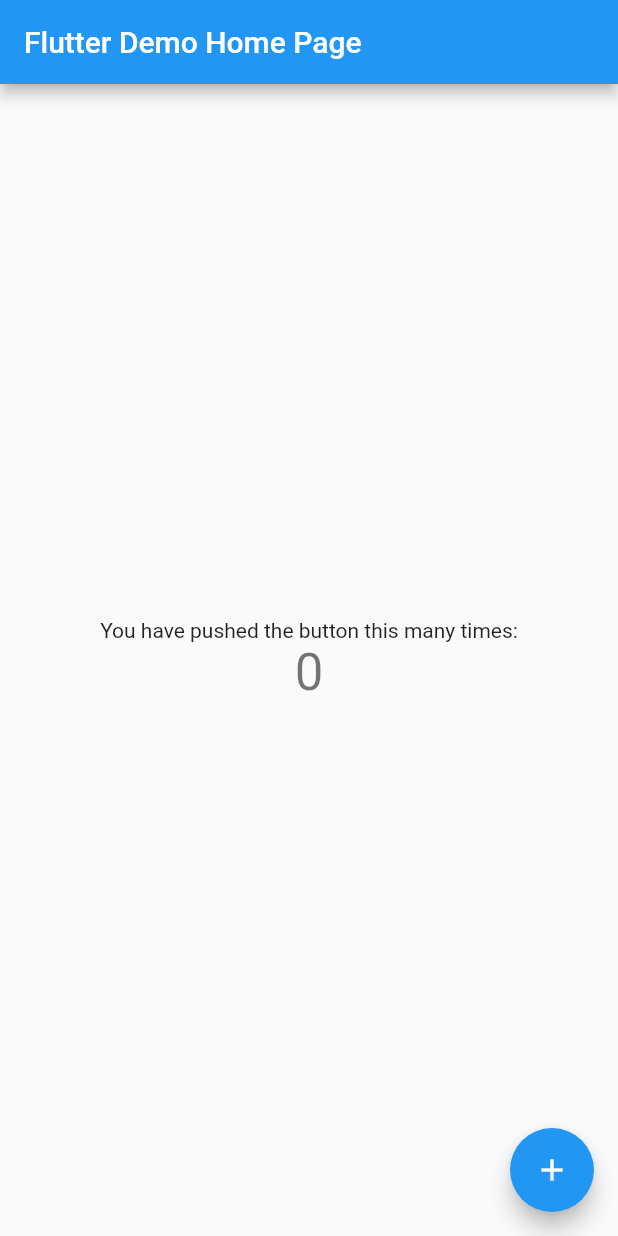
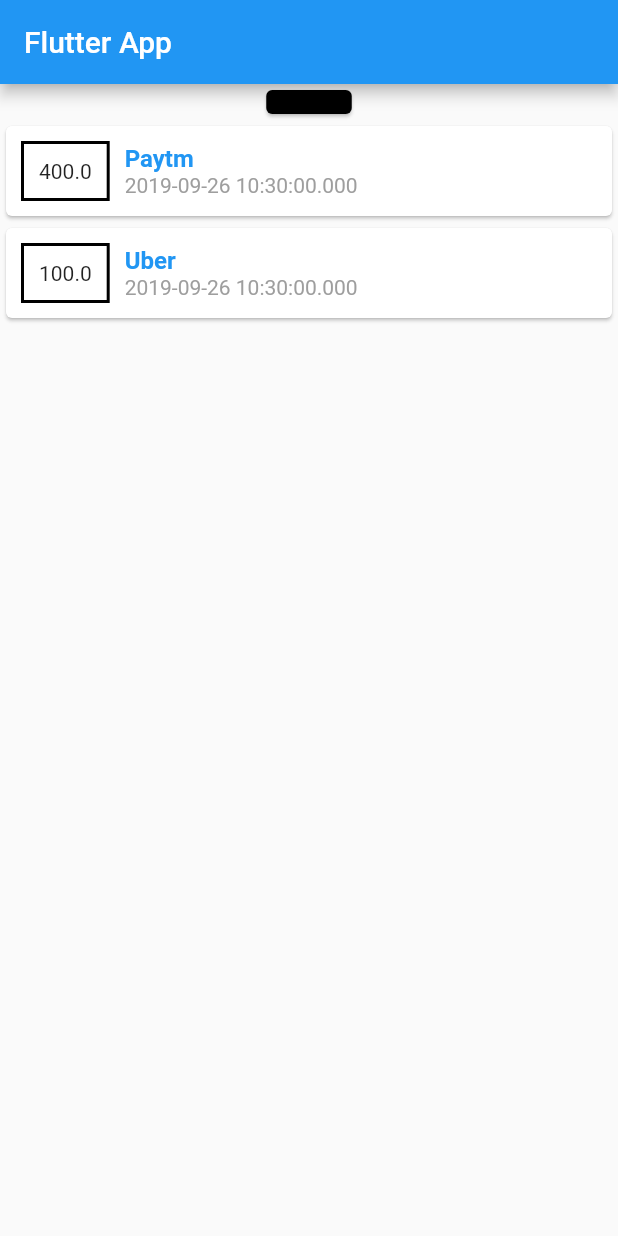
Before and after one commit to p-raj/flutter_expense_planner, a Flutter app: the screen it shows after launch, on a phone screen of 412 x 824 dp. Run offline on Flutter 3.47's test engine with Material 2 defaults, Android fonts, the phone set to English and light mode, and no system bars.

Commit message:
baseic setup for the app

```diff
--- a/lib/main.dart
+++ b/lib/main.dart
@@ -1,4 +1,7 @@
 import 'package:flutter/material.dart';
+
+import './transaction.dart';
+import './transaction_card.dart';
 
 void main() => runApp(MyApp());
 
@@ -9,103 +12,41 @@ class MyApp extends StatelessWidget {
     return MaterialApp(
       title: 'Flutter Demo',
       theme: ThemeData(
-        // This is the theme of your application.
-        //
-        // Try running your application with "flutter run". You'll see the
-        // application has a blue toolbar. Then, without quitting the app, try
-        // changing the primarySwatch below to Colors.green and then invoke
-        // "hot reload" (press "r" in the console where you ran "flutter run",
-        // or simply save your changes to "hot reload" in a Flutter IDE).
-        // Notice that the counter didn't reset back to zero; the application
-        // is not restarted.
         primarySwatch: Colors.blue,
       ),
-      home: MyHomePage(title: 'Flutter Demo Home Page'),
+      home: MyHomePage(),
     );
   }
 }
 
-class MyHomePage extends StatefulWidget {
-  MyHomePage({Key key, this.title}) : super(key: key);
+class MyHomePage extends StatelessWidget {
+  final List<Transaction> txn = [
+    Transaction(id: '1', title: 'Paytm', amount: 400.0, date: DateTime.now()),
+    Transaction(id: '2', title: 'Uber', amount: 100.0, date: DateTime.now()),
+  ];
 
-  // This widget is the home page of your application. It is stateful, meaning
-  // that it has a State object (defined below) that contains fields that affect
-  // how it looks.
-
-  // This class is the configuration for the state. It holds the values (in this
-  // case the title) provided by the parent (in this case the App widget) and
-  // used by the build method of the State. Fields in a Widget subclass are
-  // always marked "final".
-
-  final String title;
-
-  @override
-  _MyHomePageState createState() => _MyHomePageState();
-}
-
-class _MyHomePageState extends State<MyHomePage> {
-  int _counter = 0;
-
-  void _incrementCounter() {
-    setState(() {
-      // This call to setState tells the Flutter framework that something has
-      // changed in this State, which causes it to rerun the build method below
-      // so that the display can reflect the updated values. If we changed
-      // _counter without calling setState(), then the build method would not be
-      // called again, and so nothing would appear to happen.
-      _counter++;
-    });
-  }
-
-  @override
   Widget build(BuildContext context) {
-    // This method is rerun every time setState is called, for instance as done
-    // by the _incrementCounter method above.
-    //
-    // The Flutter framework has been optimized to make rerunning build methods
-    // fast, so that you can just rebuild anything that needs updating rather
-    // than having to individually change instances of widgets.
     return Scaffold(
       appBar: AppBar(
-        // Here we take the value from the MyHomePage object that was created by
-        // the App.build method, and use it to set our appbar title.
-        title: Text(widget.title),
+        title: Text('Flutter App'),
       ),
       body: Center(
-        // Center is a layout widget. It takes a single child and positions it
-        // in the middle of the parent.
         child: Column(
-          // Column is also a layout widget. It takes a list of children and
-          // arranges them vertically. By default, it sizes itself to fit its
-          // children horizontally, and tries to be as tall as its parent.
-          //
-          // Invoke "debug painting" (press "p" in the console, choose the
-          // "Toggle Debug Paint" action from the Flutter Inspector in Android
-          // Studio, or the "Toggle Debug Paint" command in Visual Studio Code)
-          // to see the wireframe for each widget.
-          //
-          // Column has various properties to control how it sizes itself and
-          // how it positions its children. Here we use mainAxisAlignment to
-          // center the children vertically; the main axis here is the vertical
-          // axis because Columns are vertical (the cross axis would be
-          // horizontal).
-          mainAxisAlignment: MainAxisAlignment.center,
           children: <Widget>[
-            Text(
-              'You have pushed the button this many times:',
-            ),
-            Text(
-              '$_counter',
-              style: Theme.of(context).textTheme.display1,
-            ),
+            Container(
+
+                child: Card(
+              color: Colors.black,
+              child: Text('List of Tx'),
+            )),
+            Column(
+                children: txn.map((tx) {
+              return TransactionCard(
+                  title: tx.title, amount: tx.amount, date: tx.date);
+            }).toList()),
           ],
         ),
       ),
-      floatingActionButton: FloatingActionButton(
-        onPressed: _incrementCounter,
-        tooltip: 'Increment',
-        child: Icon(Icons.add),
-      ), // This trailing comma makes auto-formatting nicer for build methods.
     );
   }
 }
--- /dev/null
+++ b/lib/transaction.dart
@@ -0,0 +1,17 @@
+import 'package:flutter/foundation.dart';
+
+class Transaction {
+  final String id;
+  final String title;
+  final double amount;
+  final DateTime date;
+
+  Transaction(
+    {
+      @required this.id,
+      @required this.title,
+      @required this.amount,
+      @required this.date
+    }
+  );
+}
--- /dev/null
+++ b/lib/transaction_card.dart
@@ -0,0 +1,55 @@
+import 'package:flutter/material.dart';
+
+class TransactionCard extends StatelessWidget {
+  final String title;
+  final double amount;
+  final DateTime date;
+
+  TransactionCard(
+      {
+        @required this.title,
+        @required this.amount,
+        @required this.date
+      }
+    );
+
+  @override
+  Widget build(BuildContext context) {
+    return Card(
+      child: Row(
+        children: <Widget>[
+          Container(
+            child: Text(this.amount.toString()),
+            margin: EdgeInsets.all(10.0),
+            padding: EdgeInsets.all(10.0),
+            decoration: BoxDecoration(border: Border.all(
+              color: Colors.black,
+              width: 2.0,
+              style: BorderStyle.solid
+            )),
+          ),
+          Column(
+            crossAxisAlignment: CrossAxisAlignment.start,
+            children: <Widget>[
+              Text(
+                this.title,
+                style: TextStyle(
+                  fontWeight: FontWeight.bold,
+                  color: Colors.blue,
+                  fontSize: 16
+                ),
+              ),
+              Text(
+                this.date.toString(),
+                style: TextStyle(
+                  fontWeight: FontWeight.normal,
+                  color: Colors.grey,
+                ),
+              )
+              ],
+          )
+        ],
+      ),
+    );
+  }
+}
```
Also changed, not shown: 2 other files.
